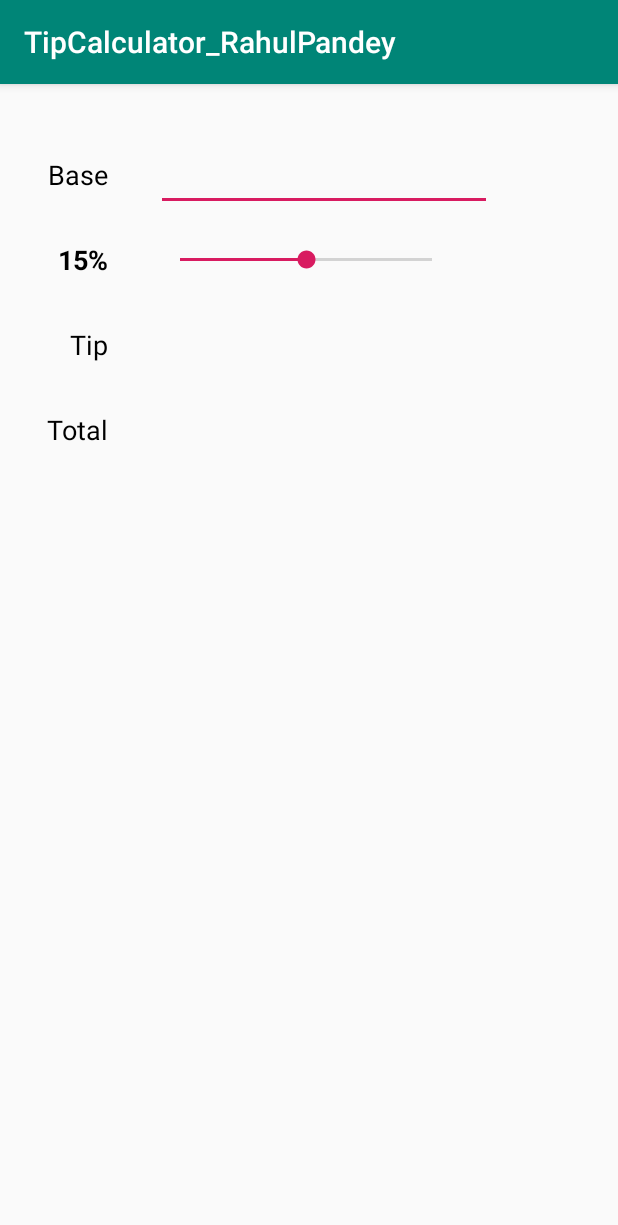
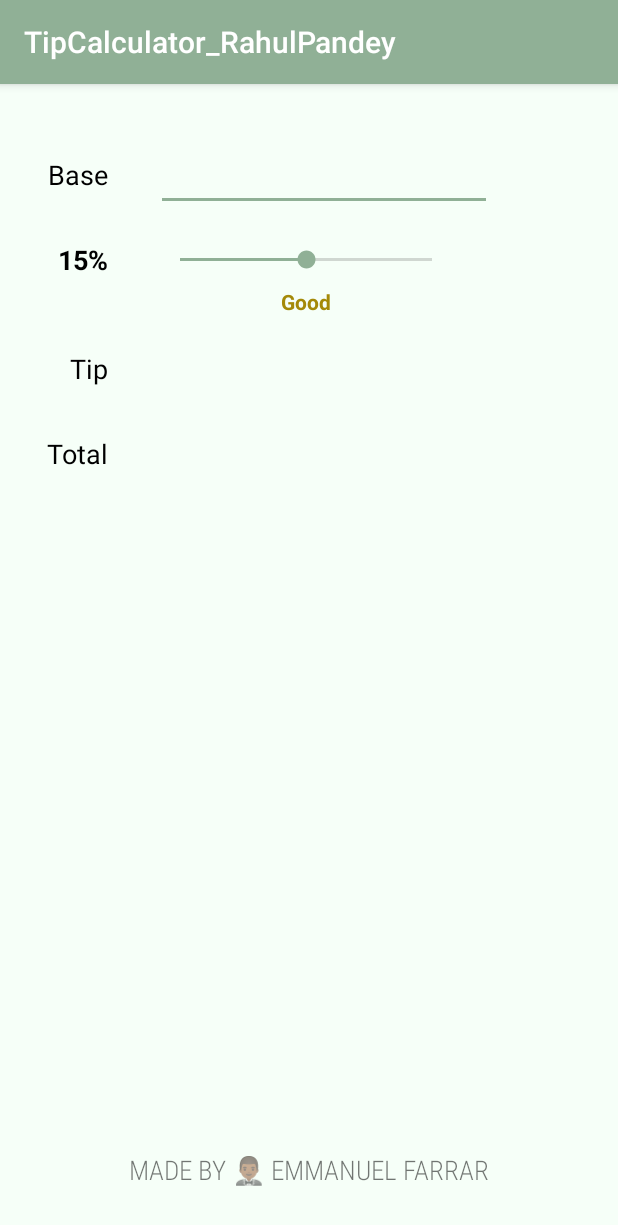
Before and after one commit to emmanuelfarrar/TipCalculator_RahulPandey, an Android app: the screen it shows after launch (MainActivity), on a phone screen of 412 x 824 dp. Shown: the top 1225 px of the screen. Run offline under Robolectric (Android 15) with nearby library versions, the phone set to English and light mode, and no system bars.

Commit message:
EP 4 completed
Project is completed.

```diff
--- a/app/src/main/java/com/efarrar/tipcalculator_rahul_pandey/MainActivity.kt
+++ b/app/src/main/java/com/efarrar/tipcalculator_rahul_pandey/MainActivity.kt
@@ -1,11 +1,13 @@
 package com.efarrar.tipcalculator_rahul_pandey
 
+import android.animation.ArgbEvaluator
 import androidx.appcompat.app.AppCompatActivity
 import android.os.Bundle
 import android.text.Editable
 import android.text.TextWatcher
 import android.util.Log
 import android.widget.SeekBar
+import androidx.core.content.ContextCompat
 import kotlinx.android.synthetic.main.activity_main.*
 
 /*
@@ -17,9 +19,15 @@ import kotlinx.android.synthetic.main.activity_main.*
           Step 3: Add code to catch changes in etBase and update textViews
           Step 4: Call computeTipAndTotal() created in step 3 so displayed amounts change as slider moves
           Step 5: Fix bugs and formatting for proper currency amounts
-                  5.1: Bug crashes app when clearing the values in etBase
-                  5.2: formatting the decimal point so only 2 after point
+            5.1: Bug crashes app when clearing the values in etBase
+            5.2: formatting the decimal point so only 2 after point
+    EP 4: Adding design elements to the app. Color change, creative text that changes based on percentage number, footer
+            6.1 Added tvFooter, emoji, all caps, other formatting to this tv
+            6.2 Color scheme for the file added colorBackground (colors.xml/styles.xml)
+            6.3 Added tvTipDescription and code for it to change when we us onProgressChanged()
+            6.4 Changing the color of tvTipDescription using Interpolation via ArgbEvaluator class
  */
+
 /*
     Notes about the code:
     URL: https://youtu.be/29qX_-ckZkQ
@@ -41,6 +49,7 @@ class MainActivity : AppCompatActivity() {
         //Setting initial seekBar value and tvTipPercent to 15 (Step 2.3)
         seekBarTip.progress = INITIAL_TIP_PERCENT //15
         tvTipPercent.text = "$INITIAL_TIP_PERCENT%" //15
+        updateTipDescription(INITIAL_TIP_PERCENT)   //(Step 6.1c)
 
         //Listener that is used to return data when the seekBar is changed (Step 2.1)
         seekBarTip.setOnSeekBarChangeListener(object:SeekBar.OnSeekBarChangeListener{
@@ -49,6 +58,9 @@ class MainActivity : AppCompatActivity() {
 
                 //when the progress is changed update the tvTipPercentage (Step 2.2)
                 tvTipPercent.text = "$progress%"
+
+                //calling updateTipDescription() to update the tvTipDescription (Step 6.1)
+                updateTipDescription(progress)
 
                 computeTipAndTotal()        //(Step 4.1)
             }
@@ -71,6 +83,34 @@ class MainActivity : AppCompatActivity() {
             override fun onTextChanged(s: CharSequence?, start: Int, before: Int, count: Int) {}
 
         })
+    }
+
+    //function to update tvTipDescription as seekBar changes 6.1b
+    private fun updateTipDescription(tipPercent: Int) {
+       val tipDescription : String
+        when (tipPercent) {
+            in 0..9 -> tipDescription = "Poor"
+            in 10..14 -> tipDescription = "Acceptable"
+            in 15..19 -> tipDescription = "Good"
+            in 20..24 -> tipDescription = "Great"
+            else -> tipDescription = "Amazing"
+        }
+        //once we have the value update the tvTipDescription
+        tvTipDescription.text = tipDescription
+
+        /* (Step 6.4)
+        Using ArgbEvaluator class we can get the value from tipPercent cast it to a floating value since ArgbEvaluator
+        works with float values and then set the color scale to go between colorWorstTip -> colorBestTip
+        (red ->green). Then cast it as int.
+        - After this set it to a value/variable (val color) and then set the tvTipDescription to color val
+        Note the setTextColor method uses Int so this is why we have to cast back to Int
+         */
+        val color = ArgbEvaluator().evaluate(tipPercent.toFloat() / seekBarTip.max,
+            ContextCompat.getColor(this, R.color.colorWorstTip),
+            ContextCompat.getColor(this, R.color.colorBestTip)
+        ) as Int
+
+        tvTipDescription.setTextColor(color)
     }
 
     //(Step 3.2)
--- a/app/src/main/res/layout/activity_main.xml
+++ b/app/src/main/res/layout/activity_main.xml
@@ -35,7 +35,7 @@
         android:id="@+id/tvTipLabel"
         android:layout_width="wrap_content"
         android:layout_height="wrap_content"
-        android:layout_marginTop="32dp"
+        android:layout_marginTop="48dp"
         android:text="Tip"
         android:textColor="@android:color/black"
         android:textSize="18sp"
@@ -81,6 +81,17 @@
         app:layout_constraintTop_toTopOf="@id/tvTipPercent" />
 
     <TextView
+        android:id="@+id/tvTipDescription"
+        android:layout_width="wrap_content"
+        android:layout_height="wrap_content"
+        android:layout_marginTop="8dp"
+        android:textStyle="bold"
+        app:layout_constraintEnd_toEndOf="@id/seekBarTip"
+        app:layout_constraintStart_toStartOf="@id/seekBarTip"
+        app:layout_constraintTop_toBottomOf="@+id/seekBarTip"
+        tools:text="Acceptable" />
+
+    <TextView
         android:id="@+id/tvTipAmount"
         android:layout_width="wrap_content"
         android:layout_height="wrap_content"
@@ -101,4 +112,19 @@
         app:layout_constraintBaseline_toBaselineOf="@id/tvTotalLabel"
         tools:layout_editor_absoluteY="220dp"
          />
+
+    <!--Footer -->
+    <TextView
+        android:id="@+id/tvFooter"
+        android:layout_width="wrap_content"
+        android:layout_height="wrap_content"
+        android:layout_marginBottom="32dp"
+        android:fontFamily="sans-serif-condensed-light"
+        android:text="Made by 🤵🏾 Emmanuel Farrar"
+        android:textAllCaps="true"
+        android:textSize="18sp"
+        app:layout_constraintBottom_toBottomOf="parent"
+        app:layout_constraintEnd_toEndOf="parent"
+        app:layout_constraintStart_toStartOf="parent" />
+
 </androidx.constraintlayout.widget.ConstraintLayout>
--- a/app/src/main/res/values/colors.xml
+++ b/app/src/main/res/values/colors.xml
@@ -1,6 +1,9 @@
 <?xml version="1.0" encoding="utf-8"?>
 <resources>
-    <color name="colorPrimary">#008577</color>
-    <color name="colorPrimaryDark">#00574B</color>
-    <color name="colorAccent">#D81B60</color>
+    <color name="colorPrimary">#90B096</color>
+    <color name="colorPrimaryDark">#6275B3</color>
+    <color name="colorAccent">#90B096</color>
+    <color name= "colorBackground">#F6FFF8</color>
+    <color name= "colorWorstTip">#DC1E0B</color>
+    <color name= "colorBestTip">#35BA01</color>
 </resources>
--- a/app/src/main/res/values/styles.xml
+++ b/app/src/main/res/values/styles.xml
@@ -5,6 +5,7 @@
         <!-- Customize your theme here. -->
         <item name="colorPrimary">@color/colorPrimary</item>
         <item name="colorPrimaryDark">@color/colorPrimaryDark</item>
+        <item name="android:colorBackground">@color/colorBackground</item>
         <item name="colorAccent">@color/colorAccent</item>
     </style>
 
```
